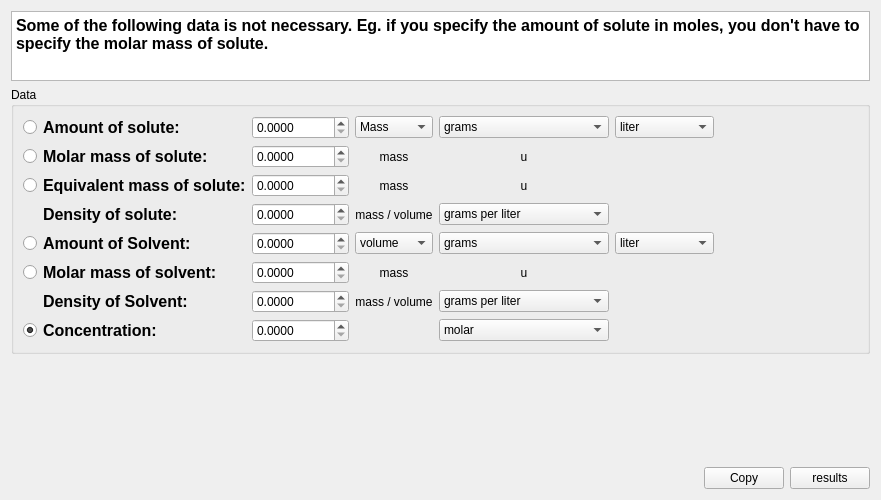
First picture: the form in src/calculator/concCalculator.ui, repository KDE/kalzium, before the edit.
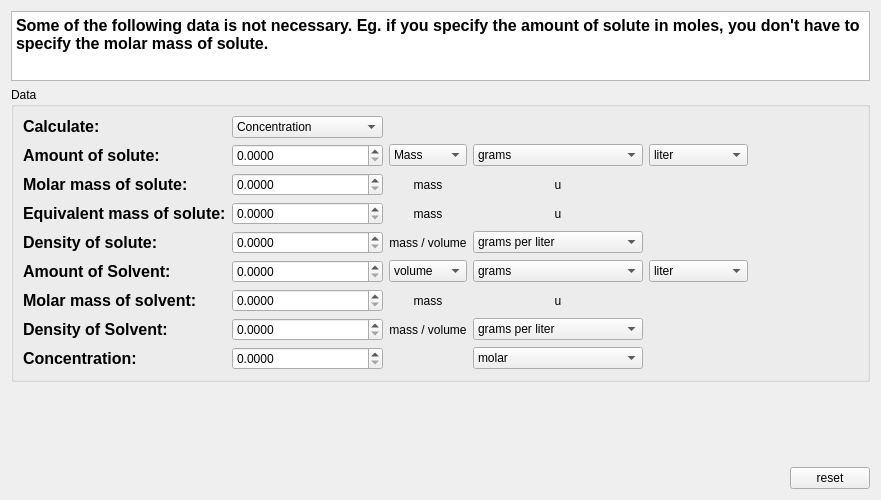
Second picture: the form after the edit. Custom widgets are drawn as their Qt base class.

Commit message: Updating the calculator related files, now the molecular calculator fits in the sidebar using KDE 4.2 GUI, fixed many issues like removing (void) and inserting (), changed getFoo() to foo(), etc., removing static casts which were unnecessary. Made changes to the UI of the calculators, now they are easy to use, added a reset button to the calculators.

```diff
--- a/src/calculator/concCalculator.ui
+++ b/src/calculator/concCalculator.ui
@@ -34,14 +34,7 @@
       <string>Data</string>
      </property>
      <layout class="QGridLayout" name="gridLayout">
-      <item row="0" column="0">
-       <widget class="QRadioButton" name="r1">
-        <property name="text">
-         <string/>
-        </property>
-       </widget>
-      </item>
-      <item row="0" column="1">
+      <item row="1" column="0">
        <widget class="QLabel" name="label_36">
         <property name="text">
          <string>&lt;!DOCTYPE HTML PUBLIC &quot;-//W3C//DTD HTML 4.0//EN&quot; &quot;http://www.w3.org/TR/REC-html40/strict.dtd&quot;&gt;
@@ -52,7 +45,7 @@
         </property>
        </widget>
       </item>
-      <item row="0" column="2">
+      <item row="1" column="1">
        <widget class="QDoubleSpinBox" name="amtSolute">
         <property name="decimals">
          <number>4</number>
@@ -62,7 +55,7 @@
         </property>
        </widget>
       </item>
-      <item row="0" column="3">
+      <item row="1" column="2">
        <widget class="QComboBox" name="amtSltType">
         <item>
          <property name="text">
@@ -81,7 +74,7 @@
         </item>
        </widget>
       </item>
-      <item row="0" column="4">
+      <item row="1" column="3">
        <widget class="QComboBox" name="amtSlt_unit">
         <item>
          <property name="text">
@@ -115,7 +108,7 @@
         </item>
        </widget>
       </item>
-      <item row="0" column="5">
+      <item row="1" column="4">
        <widget class="QComboBox" name="amtSlt_unit2">
         <property name="enabled">
          <bool>true</bool>
@@ -167,14 +160,7 @@
         </item>
        </widget>
       </item>
-      <item row="1" column="0">
-       <widget class="QRadioButton" name="r2">
-        <property name="text">
-         <string/>
-        </property>
-       </widget>
-      </item>
-      <item row="1" column="1">
+      <item row="2" column="0">
        <widget class="QLabel" name="label_39">
         <property name="text">
          <string>&lt;!DOCTYPE HTML PUBLIC &quot;-//W3C//DTD HTML 4.0//EN&quot; &quot;http://www.w3.org/TR/REC-html40/strict.dtd&quot;&gt;
@@ -185,7 +171,7 @@
         </property>
        </widget>
       </item>
-      <item row="1" column="2">
+      <item row="2" column="1">
        <widget class="QDoubleSpinBox" name="molarMass">
         <property name="decimals">
          <number>4</number>
@@ -195,7 +181,7 @@
         </property>
        </widget>
       </item>
-      <item row="1" column="3">
+      <item row="2" column="2">
        <widget class="QLabel" name="label_17">
         <property name="text">
          <string>mass</string>
@@ -205,7 +191,7 @@
         </property>
        </widget>
       </item>
-      <item row="1" column="4">
+      <item row="2" column="3">
        <widget class="QLabel" name="label_4">
         <property name="text">
          <string>u</string>
@@ -215,14 +201,7 @@
         </property>
        </widget>
       </item>
-      <item row="2" column="0">
-       <widget class="QRadioButton" name="r3">
-        <property name="text">
-         <string/>
-        </property>
-       </widget>
-      </item>
-      <item row="2" column="1">
+      <item row="3" column="0">
        <widget class="QLabel" name="label_40">
         <property name="text">
          <string>&lt;!DOCTYPE HTML PUBLIC &quot;-//W3C//DTD HTML 4.0//EN&quot; &quot;http://www.w3.org/TR/REC-html40/strict.dtd&quot;&gt;
@@ -233,7 +212,7 @@
         </property>
        </widget>
       </item>
-      <item row="2" column="2">
+      <item row="3" column="1">
        <widget class="QDoubleSpinBox" name="eqtMass">
         <property name="decimals">
          <number>4</number>
@@ -243,7 +222,7 @@
         </property>
        </widget>
       </item>
-      <item row="2" column="3">
+      <item row="3" column="2">
        <widget class="QLabel" name="label_18">
         <property name="text">
          <string>mass</string>
@@ -253,7 +232,7 @@
         </property>
        </widget>
       </item>
-      <item row="2" column="4">
+      <item row="3" column="3">
        <widget class="QLabel" name="label_5">
         <property name="text">
          <string>u</string>
@@ -263,7 +242,7 @@
         </property>
        </widget>
       </item>
-      <item row="3" column="1">
+      <item row="4" column="0">
        <widget class="QLabel" name="label_52">
         <property name="text">
          <string>&lt;!DOCTYPE HTML PUBLIC &quot;-//W3C//DTD HTML 4.0//EN&quot; &quot;http://www.w3.org/TR/REC-html40/strict.dtd&quot;&gt;
@@ -274,7 +253,7 @@
         </property>
        </widget>
       </item>
-      <item row="3" column="2">
+      <item row="4" column="1">
        <widget class="QDoubleSpinBox" name="densitySolute">
         <property name="decimals">
          <number>4</number>
@@ -284,7 +263,7 @@
         </property>
        </widget>
       </item>
-      <item row="3" column="3">
+      <item row="4" column="2">
        <widget class="QLabel" name="label_2">
         <property name="text">
          <string>mass / volume</string>
@@ -294,7 +273,7 @@
         </property>
        </widget>
       </item>
-      <item row="3" column="4">
+      <item row="4" column="3">
        <widget class="QComboBox" name="densSlt_unit">
         <item>
          <property name="text">
@@ -343,14 +322,7 @@
         </item>
        </widget>
       </item>
-      <item row="4" column="0">
-       <widget class="QRadioButton" name="r5">
-        <property name="text">
-         <string/>
-        </property>
-       </widget>
-      </item>
-      <item row="4" column="1">
+      <item row="5" column="0">
        <widget class="QLabel" name="label_31">
         <property name="text">
          <string>&lt;!DOCTYPE HTML PUBLIC &quot;-//W3C//DTD HTML 4.0//EN&quot; &quot;http://www.w3.org/TR/REC-html40/strict.dtd&quot;&gt;
@@ -361,7 +333,7 @@
         </property>
        </widget>
       </item>
-      <item row="4" column="2">
+      <item row="5" column="1">
        <widget class="QDoubleSpinBox" name="amtSolvent">
         <property name="decimals">
          <number>4</number>
@@ -371,7 +343,7 @@
         </property>
        </widget>
       </item>
-      <item row="4" column="3">
+      <item row="5" column="2">
        <widget class="QComboBox" name="amtSlvtType">
         <item>
          <property name="text">
@@ -390,7 +362,7 @@
         </item>
        </widget>
       </item>
-      <item row="4" column="4">
+      <item row="5" column="3">
        <widget class="QComboBox" name="amtSlvt_unit">
         <property name="enabled">
          <bool>true</bool>
@@ -430,7 +402,7 @@
         </item>
        </widget>
       </item>
-      <item row="4" column="5">
+      <item row="5" column="4">
        <widget class="QComboBox" name="amtSlvt_unit2">
         <item>
          <property name="text">
@@ -479,7 +451,7 @@
         </item>
        </widget>
       </item>
-      <item row="4" column="6">
+      <item row="5" column="5">
        <spacer name="horizontalSpacer_16">
         <property name="orientation">
          <enum>Qt::Horizontal</enum>
@@ -492,14 +464,7 @@
         </property>
        </spacer>
       </item>
-      <item row="5" column="0">
-       <widget class="QRadioButton" name="r6">
-        <property name="text">
-         <string/>
-        </property>
-       </widget>
-      </item>
-      <item row="5" column="1">
+      <item row="6" column="0">
        <widget class="QLabel" name="label_42">
         <property name="text">
          <string>&lt;!DOCTYPE HTML PUBLIC &quot;-//W3C//DTD HTML 4.0//EN&quot; &quot;http://www.w3.org/TR/REC-html40/strict.dtd&quot;&gt;
@@ -510,7 +475,7 @@
         </property>
        </widget>
       </item>
-      <item row="5" column="2">
+      <item row="6" column="1">
        <widget class="QDoubleSpinBox" name="molarMassSolvent">
         <property name="decimals">
          <number>4</number>
@@ -520,7 +485,7 @@
         </property>
        </widget>
       </item>
-      <item row="5" column="3">
+      <item row="6" column="2">
        <widget class="QLabel" name="label_19">
         <property name="text">
          <string>mass</string>
@@ -530,7 +495,7 @@
         </property>
        </widget>
       </item>
-      <item row="5" column="4">
+      <item row="6" column="3">
        <widget class="QLabel" name="label_6">
         <property name="text">
          <string>u</string>
@@ -540,7 +505,7 @@
         </property>
        </widget>
       </item>
-      <item row="6" column="1">
+      <item row="7" column="0">
        <widget class="QLabel" name="label_55">
         <property name="text">
          <string>&lt;!DOCTYPE HTML PUBLIC &quot;-//W3C//DTD HTML 4.0//EN&quot; &quot;http://www.w3.org/TR/REC-html40/strict.dtd&quot;&gt;
@@ -551,7 +516,7 @@
         </property>
        </widget>
       </item>
-      <item row="6" column="2">
+      <item row="7" column="1">
        <widget class="QDoubleSpinBox" name="densitySolvent">
         <property name="decimals">
          <number>4</number>
@@ -561,7 +526,7 @@
         </property>
        </widget>
       </item>
-      <item row="6" column="3">
+      <item row="7" column="2">
        <widget class="QLabel" name="label_3">
         <property name="text">
          <string>mass / volume</string>
@@ -571,7 +536,7 @@
         </property>
        </widget>
       </item>
-      <item row="6" column="4">
+      <item row="7" column="3">
        <widget class="QComboBox" name="densSlvt_unit">
         <item>
          <property name="text">
@@ -620,17 +585,7 @@
         </item>
        </widget>
       </item>
-      <item row="7" column="0">
-       <widget class="QRadioButton" name="r8">
-        <property name="text">
-         <string/>
-        </property>
-        <property name="checked">
-         <bool>true</bool>
-        </property>
-       </widget>
-      </item>
-      <item row="7" column="1">
+      <item row="8" column="0">
        <widget class="QLabel" name="label_41">
         <property name="text">
          <string>&lt;!DOCTYPE HTML PUBLIC &quot;-//W3C//DTD HTML 4.0//EN&quot; &quot;http://www.w3.org/TR/REC-html40/strict.dtd&quot;&gt;
@@ -641,7 +596,7 @@
         </property>
        </widget>
       </item>
-      <item row="7" column="2">
+      <item row="8" column="1">
        <widget class="QDoubleSpinBox" name="concentration">
         <property name="decimals">
          <number>4</number>
@@ -651,7 +606,7 @@
         </property>
        </widget>
       </item>
-      <item row="7" column="4">
+      <item row="8" column="3">
        <widget class="QComboBox" name="conc_unit">
         <item>
          <property name="text">
@@ -685,6 +640,54 @@
         </item>
        </widget>
       </item>
+      <item row="0" column="0">
+       <widget class="QLabel" name="label_37">
+        <property name="text">
+         <string>&lt;!DOCTYPE HTML PUBLIC &quot;-//W3C//DTD HTML 4.0//EN&quot; &quot;http://www.w3.org/TR/REC-html40/strict.dtd&quot;&gt;
+&lt;html&gt;&lt;head&gt;&lt;meta name=&quot;qrichtext&quot; content=&quot;1&quot; /&gt;&lt;style type=&quot;text/css&quot;&gt;
+p, li { white-space: pre-wrap; }
+&lt;/style&gt;&lt;/head&gt;&lt;body style=&quot; font-family:'DejaVu Sans'; font-size:9pt; font-weight:400; font-style:normal;&quot;&gt;
+&lt;p style=&quot; margin-top:0px; margin-bottom:0px; margin-left:0px; margin-right:0px; -qt-block-indent:0; text-indent:0px;&quot;&gt;&lt;span style=&quot; font-size:12pt; font-weight:600;&quot;&gt;Calculate:&lt;/span&gt;&lt;/p&gt;&lt;/body&gt;&lt;/html&gt;</string>
+        </property>
+       </widget>
+      </item>
+      <item row="0" column="1">
+       <widget class="QComboBox" name="mode">
+        <property name="currentIndex">
+         <number>5</number>
+        </property>
+        <item>
+         <property name="text">
+          <string>Amount Solute</string>
+         </property>
+        </item>
+        <item>
+         <property name="text">
+          <string>Molar Mass of Solute</string>
+         </property>
+        </item>
+        <item>
+         <property name="text">
+          <string>Equivalent Mass</string>
+         </property>
+        </item>
+        <item>
+         <property name="text">
+          <string>Amount Solvent</string>
+         </property>
+        </item>
+        <item>
+         <property name="text">
+          <string>Molar Mass of Solvent</string>
+         </property>
+        </item>
+        <item>
+         <property name="text">
+          <string>Concentration</string>
+         </property>
+        </item>
+       </widget>
+      </item>
      </layout>
     </widget>
    </item>
@@ -726,14 +729,7 @@
      <item>
       <widget class="QPushButton" name="pushButton_9">
        <property name="text">
-        <string>Copy</string>
-       </property>
-      </widget>
-     </item>
-     <item>
-      <widget class="QPushButton" name="pushButton_15">
-       <property name="text">
-        <string>results</string>
+        <string>reset</string>
        </property>
       </widget>
      </item>
```
Left out of the diff: 2 changed lines with no effect on the pictures. The commit also changes 9 other files.
